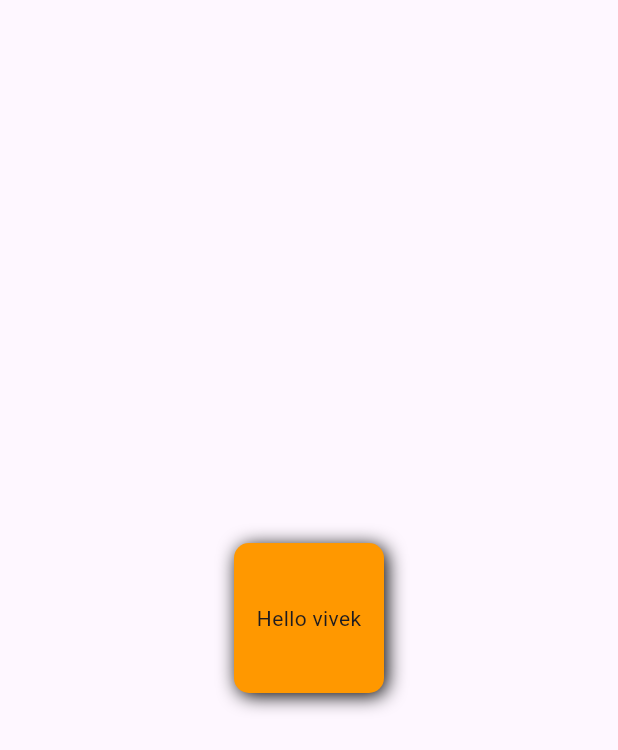
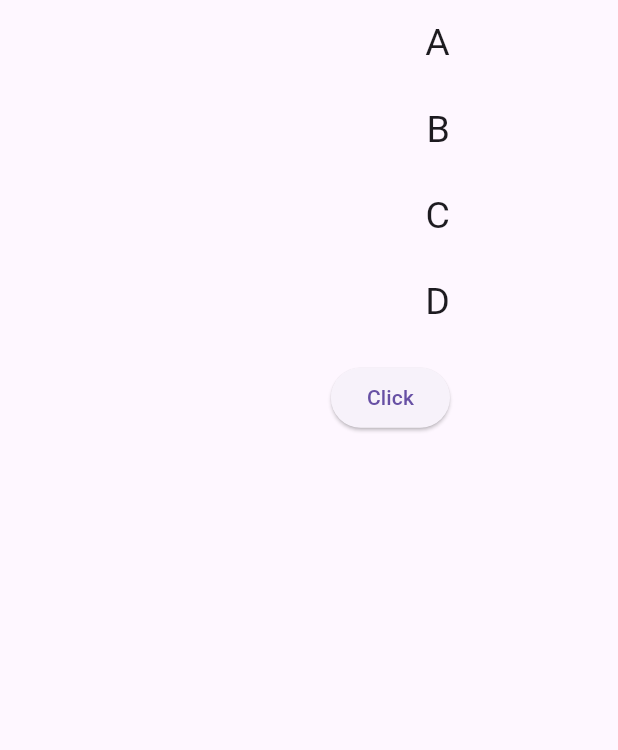
Before and after one commit to ajayrana78767/Flutter-Learning, a Flutter app: the screen it shows after launch, on a phone screen of 412 x 824 dp. Shown: the top 750 px of the screen. Run offline on Flutter 3.47's test engine with Material 3 defaults, Android fonts, the phone set to English and light mode, and no system bars.

Commit message:
`Removed unnecessary import and code, simplified widget structure`

```diff
--- a/lib/main.dart
+++ b/lib/main.dart
@@ -1,21 +1,14 @@
 import 'package:flutter/material.dart';
 
 void main() {
-  runApp(const MyApp());
+  runApp(MyApp());
 }
 
 class MyApp extends StatelessWidget {
-  const MyApp({super.key});
-
-  // This widget is the root of your application.
   @override
   Widget build(BuildContext context) {
     return MaterialApp(
-      title: 'Flutter Demo',
-      theme: ThemeData(
-
-      ),
-      home:  FirstScreen(),
+      home: FirstScreen(),
     );
   }
 }
@@ -24,21 +17,20 @@
   @override
   Widget build(BuildContext context) {
     return Scaffold(
-        body: Center(
-      child: Container(
-        width: 100,
-        height: 100,
-        decoration: BoxDecoration(
-            color: Colors.orange,
-            borderRadius: BorderRadius.all(Radius.circular(10.0)),
-            boxShadow: [
-              BoxShadow(
-                  color: Colors.black,
-                  offset: Offset(2.0, 2.0),
-                  blurRadius: 10),
-            ]),
-        child: Center(child: Text('Hello vivek')),
-      ),
-    ));
+        body: Container(
+          height:300,
+          width:300,
+            child: Column(
+                mainAxisAlignment: MainAxisAlignment.spaceAround,
+                crossAxisAlignment: CrossAxisAlignment.end,
+                children: [
+          Text('A',style: TextStyle(fontSize: 25),),
+          Text('B',style: TextStyle(fontSize: 25),),
+          Text('C',style: TextStyle(fontSize: 25),),
+          Text('D',style: TextStyle(fontSize: 25),),
+          ElevatedButton(onPressed: () {
+
+          }, child: Text('Click'))
+        ])));
   }
 }
```
